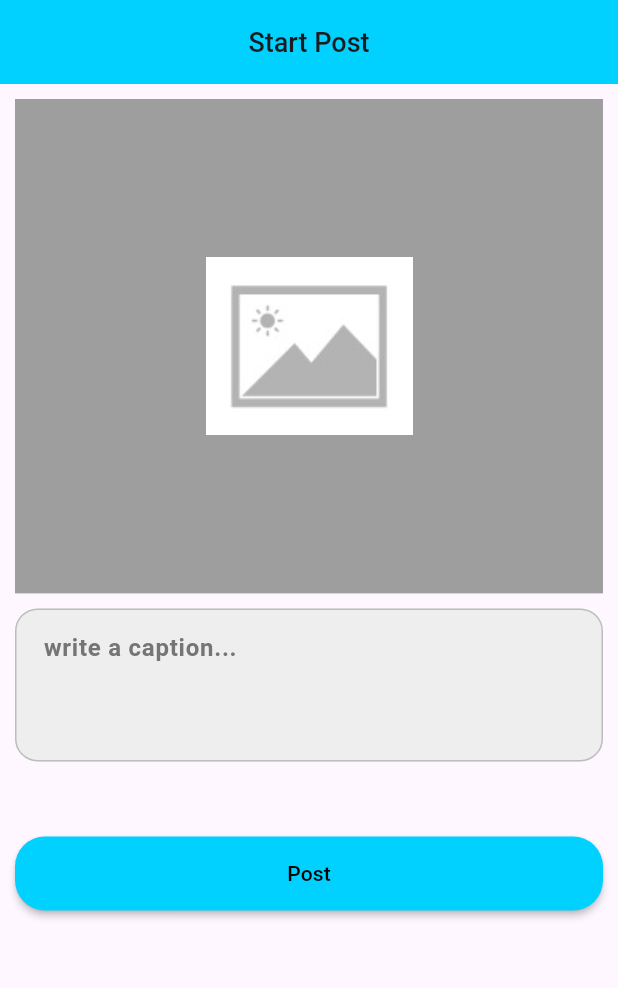
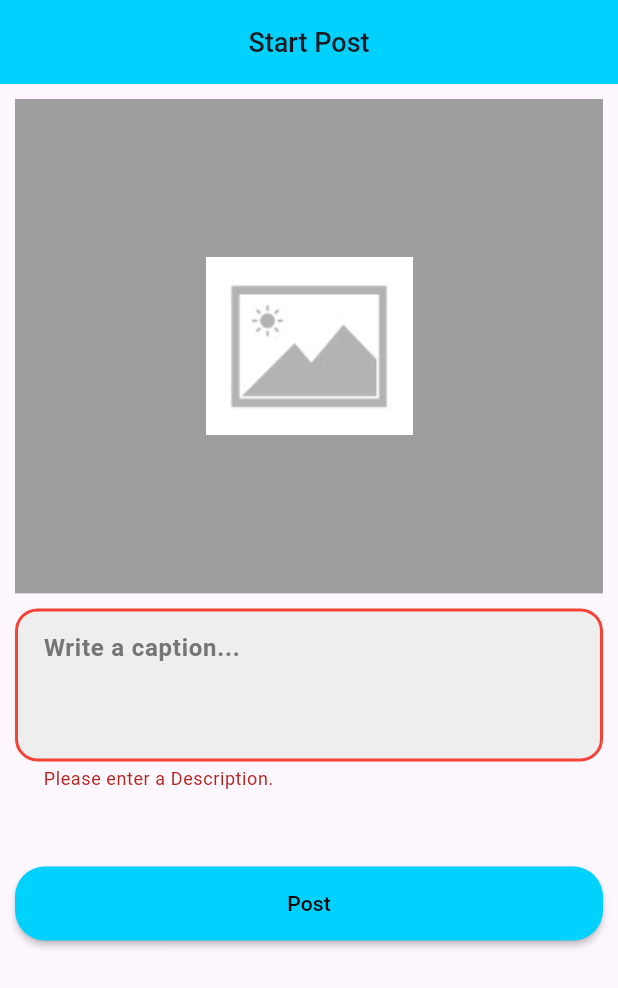
Before and after one commit to akhilSNediyathu/BuzzBuddy, a Flutter app: the ScreenAddPost screen opened directly, after a tap on "Post", on a phone screen of 412 x 824 dp. Shown: the top 988 px of the screen. Run offline on Flutter 3.47's test engine with Material 3 defaults, Android fonts, the phone set to English and light mode, and no system bars; our stand-ins replace bloc, firebase_auth, firebase_core, flutter_bloc, google_sign_in, image_picker and 4 more; missing offline and left inert: photo_manager; accounts and stored records are empty.

Commit message:
added post need to do list down and delelte

```diff
--- a/lib/main.dart
+++ b/lib/main.dart
@@ -1,6 +1,7 @@
 
 
 import 'package:buzz_buddy/firebase_options.dart';
+import 'package:buzz_buddy/view/pages/bloc/add_post_bloc/add_post_bloc.dart';
 
 import 'package:buzz_buddy/view/pages/bloc/forgot_pass_bloc/forgot_password_bloc.dart';
 import 'package:buzz_buddy/view/pages/bloc/login_bloc/login_bloc.dart';
@@ -39,6 +40,9 @@ class MyApp extends StatelessWidget {
           BlocProvider(
           create: (context) => ForgotPasswordBloc(),
         ),
+         BlocProvider(
+          create: (context) => AddPostBloc(),
+        ),
 
       ],
       child: MaterialApp(
@@ -46,6 +50,7 @@ class MyApp extends StatelessWidget {
         theme: ThemeData(
           useMaterial3: true,
         ),
+    //     themeMode: ThemeMode.dark,
         home: const ScreenSplash(),
       ),
     );
--- a/lib/utils/validations.dart
+++ b/lib/utils/validations.dart
@@ -56,3 +56,13 @@ String? validateConfirmPassword(String? password, String? confirmPassword) {
   }
   return null;
 }
+
+String? validatePostdesctiption(String? username) {
+  if (username == null || username.isEmpty) {
+    return 'Please enter a Description.';
+  }
+  if (username.length <= 3) {
+    return 'Description must be more than 3 characters.';
+  }
+  return null;
+}
--- a/lib/view/pages/add_post/screen_add_post.dart
+++ b/lib/view/pages/add_post/screen_add_post.dart
@@ -1,18 +1,27 @@
+// ignore_for_file: must_be_immutable
+
+import 'dart:io';
 import 'package:buzz_buddy/utils/constants.dart';
 import 'package:buzz_buddy/utils/validations.dart';
 import 'package:buzz_buddy/view/pages/add_post/widgets/add_post_text_fields.dart';
-
+import 'package:buzz_buddy/view/pages/bloc/add_post_bloc/add_post_bloc.dart';
+import 'package:buzz_buddy/view/pages/commonwidget/funtionwidgets/custom_button.dart';
+import 'package:buzz_buddy/view/pages/commonwidget/snackbars.dart';
 import 'package:buzz_buddy/view/pages/profile/widgets/round_material_button.dart';
 import 'package:flutter/material.dart';
+import 'package:flutter_bloc/flutter_bloc.dart';
+import 'package:image_picker/image_picker.dart';
+import 'package:photo_manager/photo_manager.dart';
 
-import 'package:photo_manager/photo_manager.dart';
+final ValueNotifier<String> pickImage = ValueNotifier('');
 
 class ScreenAddPost extends StatelessWidget {
   ScreenAddPost({super.key});
-  final   List<AssetEntity> selectedAssetList = [];
 
- // final _formkey = GlobalKey<FormState>();
-  final textcontroller = TextEditingController();
+  final List<AssetEntity> selectedAssetList = [];
+  final _formKey = GlobalKey<FormState>();
+  final textController = TextEditingController();
+  late XFile? file;
 
   @override
   Widget build(BuildContext context) {
@@ -21,44 +30,96 @@ class ScreenAddPost extends StatelessWidget {
       appBar: AppBar(
         backgroundColor: kPrimaryColor,
         centerTitle: true,
-        title:const Text('Start Post', style: appBarTitleStyle),
+        title: const Text('Start Post', style: appBarTitleStyle),
       ),
-      body: SingleChildScrollView(
+      body: BlocConsumer<AddPostBloc, AddPostState>(
+        listener: (context, state) {
+          if (state is AddPostSuccesState) {
+            customSnackbar(context, 'Post added successfully', green);
+            pickImage.value = '';
+            textController.clear();
+          } else if (state is AddPostErrorState) {
+            customSnackbar(context, state.error, amber);
+          }
+        },
+        builder: (context, state) {
+          return SingleChildScrollView(
             child: Padding(
               padding: const EdgeInsets.all(10.0),
+              child: Form(
+                key: _formKey,
                 child: Column(
                   children: [
-            Container(
+                    ValueListenableBuilder(
+                      valueListenable: pickImage,
+                      builder: (context, value, child) {
+                        return GestureDetector(
+                          onTap: () async {
+                            file = await ImagePicker().pickImage(
+                              source: ImageSource.gallery,
+                            );
+                            if (file != null) {
+                              print(file!.path);
+                              pickImage.value = file!.path;
+                            }
+                          },
+                          child: Container(
                             color: grey,
                             width: media.width,
-            height: media.height*0.4,
-
-
-              child: Image.asset(imagePicker),
+                            height: media.height * 0.4,
+                            child: pickImage.value == ''
+                                ? Image.asset(imagePicker)
+                                : Image.file(File(pickImage.value), fit: BoxFit.cover),
+                          ),
+                        );
+                      },
                     ),
                     kheight,
-            PostTextFormField(controller: textcontroller, hintText: 'write a caption...', keyboard: TextInputType.emailAddress,validator: validateUsername,),
+                    PostTextFormField(
+                      controller: textController,
+                      hintText: 'Write a caption...',
+                      keyboard: TextInputType.text,
+                      validator: validatePostdesctiption,
+                    ),
                     kheight50,
-            customMaterialButton(onPressed: (){
-
-            }, text: 'Post', color: kPrimaryColor, width: media.width, height: media.height*0.06)
+                    BlocBuilder<AddPostBloc, AddPostState>(
+                      builder: (context, state) {
+                        if (state is AddPostLoadingstate) {
+                          return loadingButton(
+                            media: media,
+                            onPressed: () {},
+                            color: kPrimaryColor,
+                          );
+                        }
+                        return customMaterialButton(
+                          onPressed: () {
+                            if (_formKey.currentState!.validate()) {
+                              if (pickImage.value != '' && textController.text.isNotEmpty) {
+                                context.read<AddPostBloc>().add(
+                                  OnPostButtonClickedEvent(
+                                    imagePath: pickImage.value,
+                                    description: textController.text,
+                                  ),
+                                );
+                              } else{
+                                customSnackbar(context, 'select an image', amber);
+                              }
+                            }
+                          },
+                          text: 'Post',
+                          color: kPrimaryColor,
+                          width: media.width,
+                          height: media.height * 0.06,
+                        );
+                      },
+                    ),
                   ],
-
                 ),
               ),
-      )
+            ),
+          );
+        },
+      ),
     );
   }
-  //   Future<void> pickAssets(
-  //     {required int maxcount, required RequestType requestType,required BuildContext context}) async {
-  //   final result = await Navigator.push(
-  //     context,
-  //     MaterialPageRoute(
-  //       builder: (context) => MediaPicker(maxcount, requestType),
-  //     ),
-  //   );
-  //   if (result != null) {
-  //     context.read<AddPostBloc>().add(AddPostPickImageEvent(imageList: result));
-  //   }
-  // }
 }
--- a/lib/view/pages/bloc/add_post_bloc/add_post_event.dart
+++ b/lib/view/pages/bloc/add_post_bloc/add_post_event.dart
@@ -2,5 +2,9 @@ part of 'add_post_bloc.dart';
 
 @immutable
 sealed class AddPostEvent {}
-final class OnPostButtonClickedEvent extends AddPostEvent{}
-final class OnImageSelectionToPostEvent extends AddPostEvent{}
+final class OnPostButtonClickedEvent extends AddPostEvent{
+  final String imagePath;
+  final String description;
+
+  OnPostButtonClickedEvent({required this.imagePath, required this.description});
+}
--- a/lib/view/pages/bloc/add_post_bloc/add_post_state.dart
+++ b/lib/view/pages/bloc/add_post_bloc/add_post_state.dart
@@ -5,7 +5,11 @@ sealed class AddPostState {}
 
 final class AddPostInitial extends AddPostState {}
 final class AddPostSuccesState extends AddPostState {}
-final class AddPostErrorState extends AddPostState {}
+final class AddPostErrorState extends AddPostState {
+  final String error;
+
+  AddPostErrorState({required this.error});
+}
 final class AddPostLoadingstate extends AddPostState {}
 final class SelectImageToPostSuccessState extends AddPostState{}
 final class SelectImageToPostError extends AddPostState{}
--- a/lib/view/pages/profile/screen_profile.dart
+++ b/lib/view/pages/profile/screen_profile.dart
@@ -29,7 +29,7 @@ class ScreenProfile extends StatelessWidget {
           ),
           actions: [
             IconButton(onPressed: (){
-              Navigator.push(context, MaterialPageRoute(builder: (context) => const ScreenSettings(),));
+              Navigator.push(context, MaterialPageRoute(builder: (context) =>  ScreenSettings(),));
             }, icon: const Icon(Icons.settings))
           ],
         ),
--- a/pubspec.yaml
+++ b/pubspec.yaml
@@ -30,6 +30,7 @@ environment:
 dependencies:
   bloc: ^8.1.4
   cupertino_icons: ^1.0.6
+  file_picker: ^8.0.3
   firebase_auth: ^4.20.0
   firebase_core: ^2.32.0
   flutter:
```
Also changed, not shown: lib/repository/post_repo.dart (+31 -5 lines), lib/utils/functions.dart (+8 -1 lines), lib/view/pages/bloc/add_post_bloc/add_post_bloc.dart (+14 -2 lines), lib/view/pages/profile/settings_page/screen_settings.dart (+7 -1 lines), pubspec.lock. Lines whose indentation alone changed are shown as unchanged.
